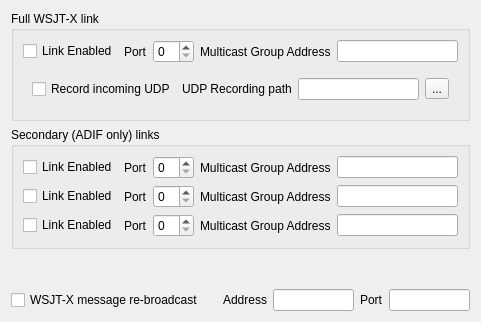
Before: the Qt Designer form mqt/MqtLogger/WsjtxConfigure.ui in Rsclub22/Minos2-Mirror, drawn with Qt 5.
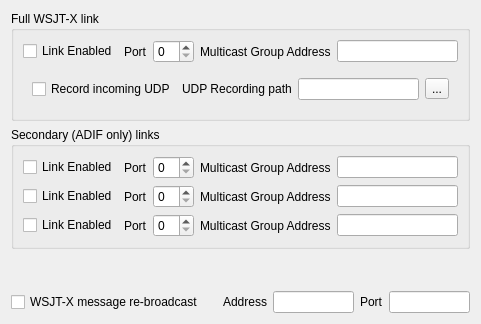
After: the same form once the commit is applied.

Commit message: Add more line edit clear buttons

What changed in the file:
```diff
--- a/mqt/MqtLogger/WsjtxConfigure.ui
+++ b/mqt/MqtLogger/WsjtxConfigure.ui
@@ -7,7 +7,7 @@
     <x>0</x>
     <y>0</y>
     <width>481</width>
-    <height>322</height>
+    <height>324</height>
    </rect>
   </property>
   <property name="windowTitle">
@@ -261,7 +261,11 @@
       </widget>
      </item>
      <item>
-      <widget class="QLineEdit" name="wsjtxAddr"/>
+      <widget class="QLineEdit" name="wsjtxAddr">
+       <property name="clearButtonEnabled">
+        <bool>true</bool>
+       </property>
+      </widget>
      </item>
      <item>
       <widget class="QLabel" name="label_10">
@@ -271,7 +275,11 @@
       </widget>
      </item>
      <item>
-      <widget class="QLineEdit" name="wsjtxPort"/>
+      <widget class="QLineEdit" name="wsjtxPort">
+       <property name="clearButtonEnabled">
+        <bool>true</bool>
+       </property>
+      </widget>
      </item>
     </layout>
    </item>
```
Left out of the diff: 30 changed lines with no effect on the pictures. The commit also changes 6 other files.
